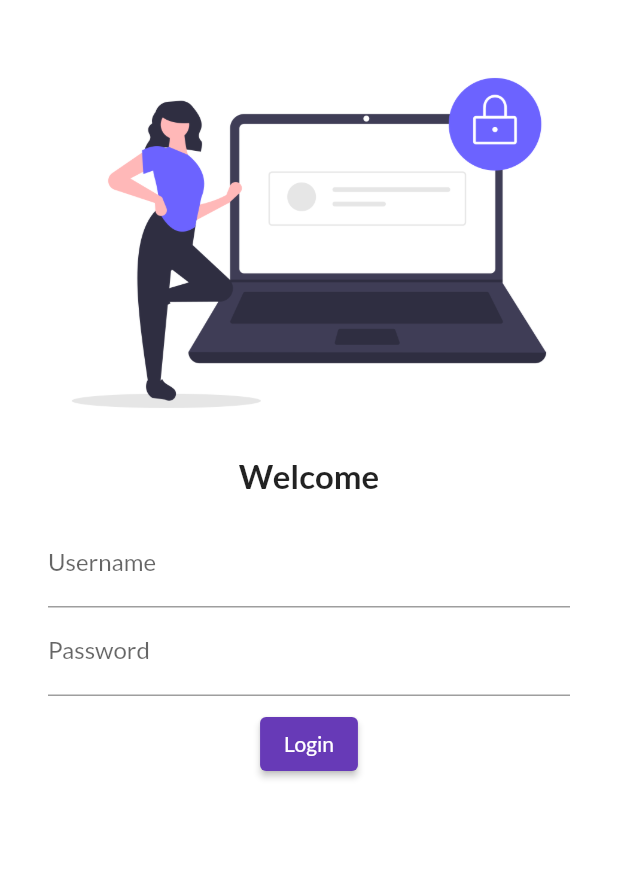
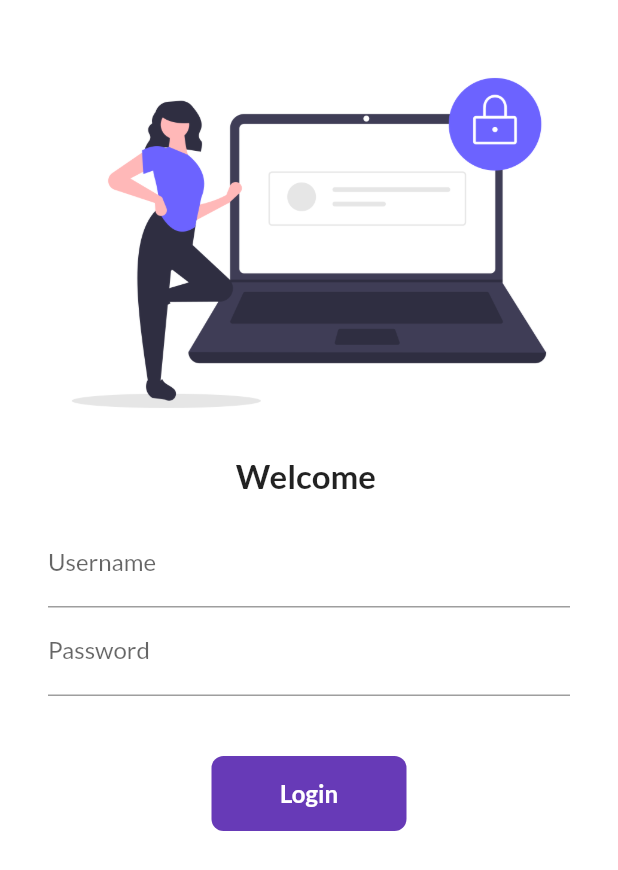
Before and after one commit to getkeshav/flutter_catalog, a Flutter app: the screen it shows after launch, on a phone screen of 412 x 824 dp. Shown: the top 870 px of the screen. Run offline on Flutter 3.47's test engine with Material 2 defaults, Android fonts, the phone set to English and light mode, and no system bars; our stand-ins replace google_fonts.

Commit message:
Day 5 completed

```diff
--- a/lib/pages/login_page.dart
+++ b/lib/pages/login_page.dart
@@ -3,12 +3,20 @@ import 'package:flutter_application_1/pages/home_page.dart';
 
 import '../utils/routes.dart';
 
-class LoginPage extends StatelessWidget {
+class LoginPage extends StatefulWidget {
+  @override
+  _LoginPageState createState() => _LoginPageState();
+}
+
+class _LoginPageState extends State<LoginPage> {
+  String name = "";
+  bool changeButton = false;
   @override
   Widget build(BuildContext context) {
     return Material(
         color: Colors.white,
-        child: SingleChildScrollView(  // allows screen to scroll so that bottom overflow error doesnt occur when widgets become of higher size
+        child: SingleChildScrollView(
+          // allows screen to scroll so that bottom overflow error doesnt occur when widgets become of higher size
           child: Column(
             //column has vertical as main axis
             children: [
@@ -24,21 +32,25 @@ class LoginPage extends StatelessWidget {
               //   height: 20,
               // ),
               Text(
-                "Welcome",
+                "Welcome $name",
                 style: TextStyle(
                   fontWeight: FontWeight.bold,
                   fontSize: 22,
                 ),
               ),
               Padding(
-                padding:
-                    const EdgeInsets.symmetric(vertical: 16.0, horizontal: 32.0),
+                padding: const EdgeInsets.symmetric(
+                    vertical: 16.0, horizontal: 32.0),
                 child: Column(children: [
                   TextFormField(
                     decoration: InputDecoration(
                       hintText: "Enter Username",
                       labelText: "Username",
                     ),
+                    onChanged: (value) {
+                      name = value;
+                      setState(() {});
+                    },
                   ),
                   TextFormField(
                     obscureText: true,
@@ -47,15 +59,51 @@ class LoginPage extends StatelessWidget {
                       labelText: "Password",
                     ),
                   ),
-                  Padding(
-                    padding: const EdgeInsets.all(8.0),
-                    child: ElevatedButton(
-                      child: Text("Login"),
-                      onPressed: () {
-                        Navigator.pushNamed(context, MyRoutes.homeRoute); //navigate from login page to home page onpressing the button
-                      },
+                  SizedBox(
+                    height: 40.0,
+                  ),
+                  InkWell(
+                    //for effect
+                    onTap: () async{
+                      setState(() {
+                        changeButton = true;  // change button becomes true on ontap and setstate is called again
+                      });
+                      await Future.delayed(Duration(seconds: 1)); // wait for 1 second after ontap is executed
+                      Navigator.pushNamed(context, MyRoutes.homeRoute);
+                    },
+                    child: AnimatedContainer(
+                      duration: Duration(seconds: 1),
+                      height: 50,
+                      width: changeButton
+                          ? 50
+                          : 130, //if change button is true do width=50 else 130.
+                      alignment: Alignment.center,
+                      child: changeButton? Icon(Icons.done,color: Colors.white,): Text(
+                        "Login",
+                        style: TextStyle(
+                            color: Colors.white,
+                            fontWeight: FontWeight.bold,
+                            fontSize: 16),
+                      ),
+                      decoration: BoxDecoration(
+                          color: Colors.deepPurple,
+                          // shape: changeButton?BoxShape.circle:BoxShape.rectangle ,
+                          borderRadius:
+                              BorderRadius.circular(changeButton ? 50  : 8)
+                          ),
                     ),
                   )
+                  //  ElevatedButton(
+                  //     child: Text("Login"),
+                  //     style: TextButton.styleFrom(minimumSize: Size(150, 40)),
+                  //     onPressed: () {
+                  //       Navigator.pushNamed(
+                  //           context,
+                  //           MyRoutes
+                  //               .homeRoute); //navigate from login page to home page onpressing the button
+                  //     },
+
+                  //   ),
                 ]),
               ),
             ],
```
